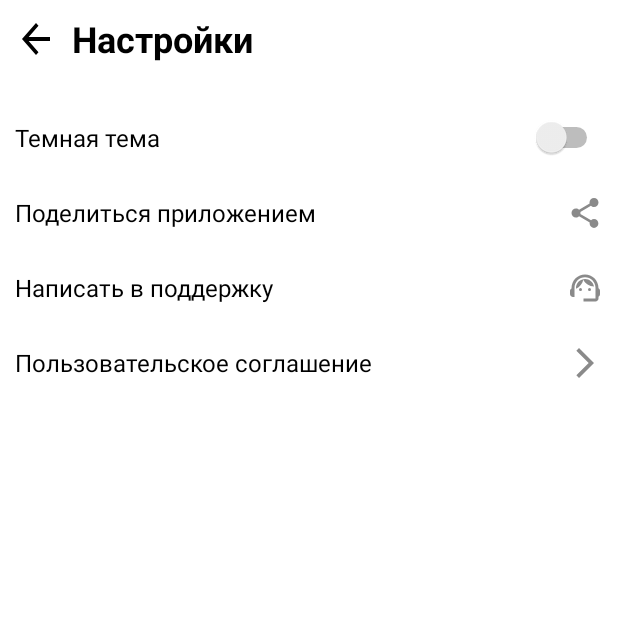
After one commit to Demonided/Playlist_Maker, an Android app: the SettingsActivity screen opened directly, with no data from a screen before it, on a phone screen of 412 x 824 dp, the top half of it. The commit adds this screen. Run offline under Robolectric (Android 15) with nearby library versions, the phone set to English and light mode, and no system bars.

Commit message:
update project

```diff
--- /dev/null
+++ b/app/src/main/java/com/katoklizm/playlistmaker/settings/SettingsActivity.kt
@@ -0,0 +1,21 @@
+package com.katoklizm.playlistmaker.settings
+
+import android.content.Intent
+import android.os.Bundle
+import android.widget.ImageView
+import androidx.appcompat.app.AppCompatActivity
+import com.katoklizm.playlistmaker.R
+
+class SettingsActivity: AppCompatActivity() {
+    override fun onCreate(savedInstanceState: Bundle?) {
+        super.onCreate(savedInstanceState)
+        setContentView(R.layout.settings_playlist_maker)
+
+        val backActivity = findViewById<ImageView>(R.id.text_back)
+
+        backActivity.setOnClickListener {
+            val intent = Intent(this@SettingsActivity, com.katoklizm.playlistmaker.MainActivity::class.java)
+            startActivity(intent)
+        }
+    }
+}
--- a/app/src/main/res/layout/settings_playlist_maker.xml
+++ b/app/src/main/res/layout/settings_playlist_maker.xml
@@ -3,22 +3,23 @@
     xmlns:tools="http://schemas.android.com/tools"
     android:layout_width="match_parent"
     android:layout_height="match_parent"
-    android:orientation="vertical">
-
+    android:orientation="vertical"
+    tools:ignore="ExtraText">
+0
     <LinearLayout
         android:layout_width="match_parent"
         android:layout_height="wrap_content"
         android:orientation="horizontal">
 
-        <TextView
+        <ImageView
+            android:id="@+id/text_back"
             android:layout_width="wrap_content"
             android:layout_height="wrap_content"
             android:layout_margin="10dp"
             android:background="@drawable/arrow_back"
             android:contentDescription="@string/app_name"
             android:minWidth="28dp"
-            android:minHeight="32dp"
-            />
+            android:minHeight="32dp" />
 
         <TextView
             android:layout_width="match_parent"
```
Also changed, not shown: app/src/main/AndroidManifest.xml (+7 -0 lines), app/src/main/java/com/katoklizm/playlistmaker/MainActivity.kt (+13 -16 lines), app/src/main/java/com/katoklizm/playlistmaker/medialibrary/MediaLibraryActivity.kt (added, +12 -0 lines), app/src/main/java/com/katoklizm/playlistmaker/search/SearchActivity.kt (added, +16 -0 lines), app/src/main/res/layout/activity_media_library.xml (added, +9 -0 lines), app/src/main/res/layout/activity_search.xml (added, +9 -0 lines), app/src/main/res/values/dimen.xml (renamed from app/src/main/res/values/dimens.xml).
